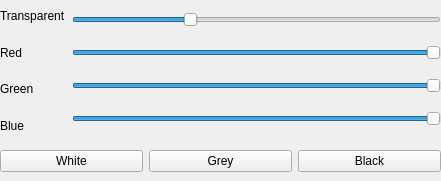
Qt form ClocksSettings.ui (Roker2/ClocksOnWindows) before a commit.
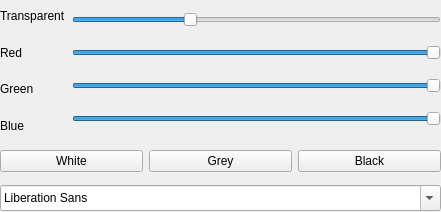
The same form after that commit. Icons and pictures are not drawn.

Commit message: ClocksSettings: Add font setting

The edit to the form file:
```diff
--- a/ClocksSettings.ui
+++ b/ClocksSettings.ui
@@ -7,7 +7,7 @@
     <x>0</x>
     <y>0</y>
     <width>441</width>
-    <height>181</height>
+    <height>212</height>
    </rect>
   </property>
   <property name="windowTitle">
@@ -117,7 +117,7 @@
     </item>
    </layout>
   </widget>
-  <widget class="QWidget" name="">
+  <widget class="QWidget" name="layoutWidget">
    <property name="geometry">
     <rect>
      <x>0</x>
@@ -150,6 +150,16 @@
     </item>
    </layout>
   </widget>
+  <widget class="QFontComboBox" name="fontComboBox">
+   <property name="geometry">
+    <rect>
+     <x>0</x>
+     <y>185</y>
+     <width>441</width>
+     <height>26</height>
+    </rect>
+   </property>
+  </widget>
  </widget>
  <resources/>
  <connections/>
```
The commit also changes 2 other files.
